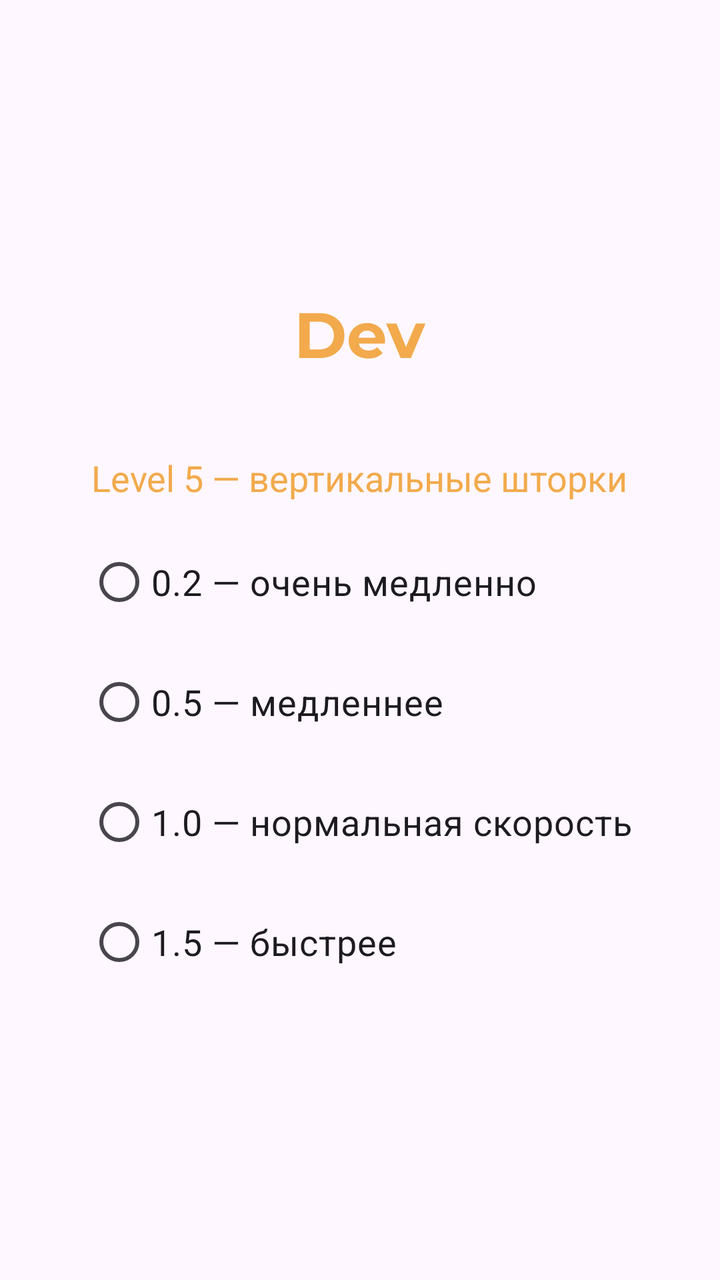
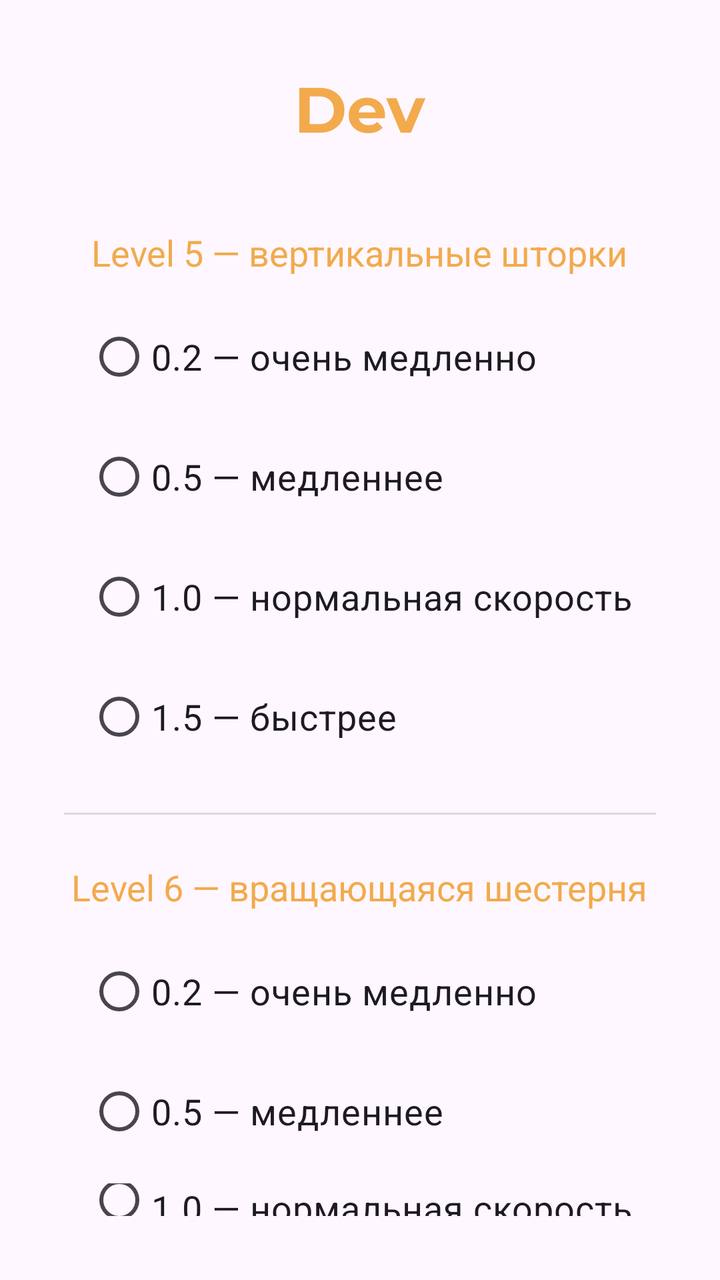

Compare the two renders of this Android layout. The source of the first and the diff that turns it into the second are given below.
<!-- AndroidManifest.xml: application theme Theme.Tiltballmaze -->
<!-- res/layout/activity_dev_settings.xml -->
<?xml version="1.0" encoding="utf-8"?>
<LinearLayout xmlns:android="http://schemas.android.com/apk/res/android"
    android:orientation="vertical"
    android:gravity="center"
    android:padding="32dp"
    android:layout_width="match_parent"
    android:layout_height="match_parent">

    <TextView
        android:text="Dev"
        android:textSize="32sp"
        android:textColor="@color/menu_title"
        android:layout_marginBottom="32dp"
        android:fontFamily="@font/montserrat_bold"
        android:layout_width="wrap_content"
        android:layout_height="wrap_content" />

    <TextView
        android:text="Level 5 — вертикальные шторки"
        android:textSize="18sp"
        android:textColor="@color/menu_title"
        android:layout_marginBottom="16dp"
        android:layout_width="wrap_content"
        android:layout_height="wrap_content" />

    <RadioGroup
        android:id="@+id/radioSpeed"
        android:layout_width="wrap_content"
        android:layout_height="wrap_content">

        <RadioButton
            android:id="@+id/speed02"
            android:text="0.2 — очень медленно"
            android:textSize="18sp"
            android:layout_width="wrap_content"
            android:layout_height="wrap_content" />

        <RadioButton
            android:id="@+id/speed05"
            android:text="0.5 — медленнее"
            android:textSize="18sp"
            android:layout_marginTop="12dp"
            android:layout_width="wrap_content"
            android:layout_height="wrap_content" />

        <RadioButton
            android:id="@+id/speed10"
            android:text="1.0 — нормальная скорость"
            android:textSize="18sp"
            android:layout_marginTop="12dp"
            android:layout_width="wrap_content"
            android:layout_height="wrap_content" />

        <RadioButton
            android:id="@+id/speed15"
            android:text="1.5 — быстрее"
            android:textSize="18sp"
            android:layout_marginTop="12dp"
            android:layout_width="wrap_content"
            android:layout_height="wrap_content" />
    </RadioGroup>
</LinearLayout>
<!-- resources referenced by this layout -->
<resources>
  <color name="menu_title">#F2AA4C</color>
  <style name="Theme.Tiltballmaze" parent="Theme.Material3.DayNight.NoActionBar" />
</resources>

<!-- the commit's change to res/layout/activity_dev_settings.xml (unified diff, before → after) -->
@@ -59,4 +59,56 @@
             android:layout_width="wrap_content"
             android:layout_height="wrap_content" />
     </RadioGroup>
+
+    <View
+        android:layout_width="match_parent"
+        android:layout_height="1dp"
+        android:background="#44888888"
+        android:layout_marginTop="24dp"
+        android:layout_marginBottom="24dp"/>
+
+    <TextView
+        android:text="Level 6 — вращающаяся шестерня"
+        android:textSize="18sp"
+        android:textColor="@color/menu_title"
+        android:layout_marginBottom="16dp"
+        android:layout_width="wrap_content"
+        android:layout_height="wrap_content" />
+
+    <RadioGroup
+        android:id="@+id/radioRotateSpeed"
+        android:layout_width="wrap_content"
+        android:layout_height="wrap_content">
+
+        <RadioButton
+            android:id="@+id/rotate02"
+            android:text="0.2 — очень медленно"
+            android:textSize="18sp"
+            android:layout_width="wrap_content"
+            android:layout_height="wrap_content" />
+
+        <RadioButton
+            android:id="@+id/rotate05"
+            android:text="0.5 — медленнее"
+            android:textSize="18sp"
+            android:layout_marginTop="12dp"
+            android:layout_width="wrap_content"
+            android:layout_height="wrap_content" />
+
+        <RadioButton
+            android:id="@+id/rotate10"
+            android:text="1.0 — нормальная скорость"
+            android:textSize="18sp"
+            android:layout_marginTop="12dp"
+            android:layout_width="wrap_content"
+            android:layout_height="wrap_content" />
+
+        <RadioButton
+            android:id="@+id/rotate15"
+            android:text="1.5 — быстрее"
+            android:textSize="18sp"
+            android:layout_marginTop="12dp"
+            android:layout_width="wrap_content"
+            android:layout_height="wrap_content" />
+    </RadioGroup>
 </LinearLayout>
